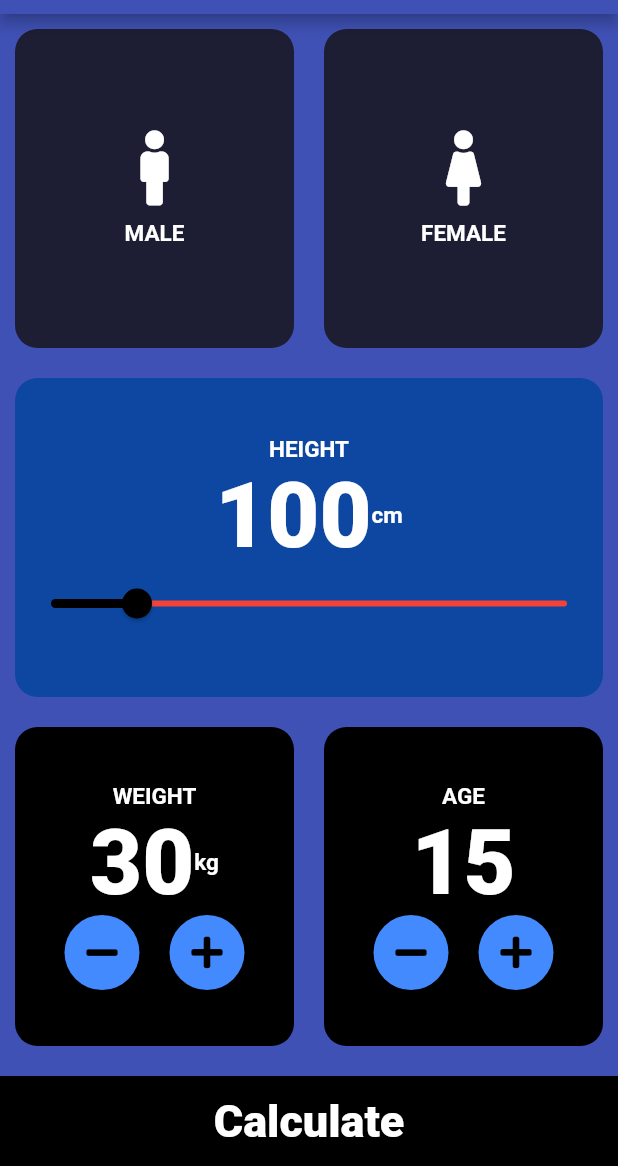
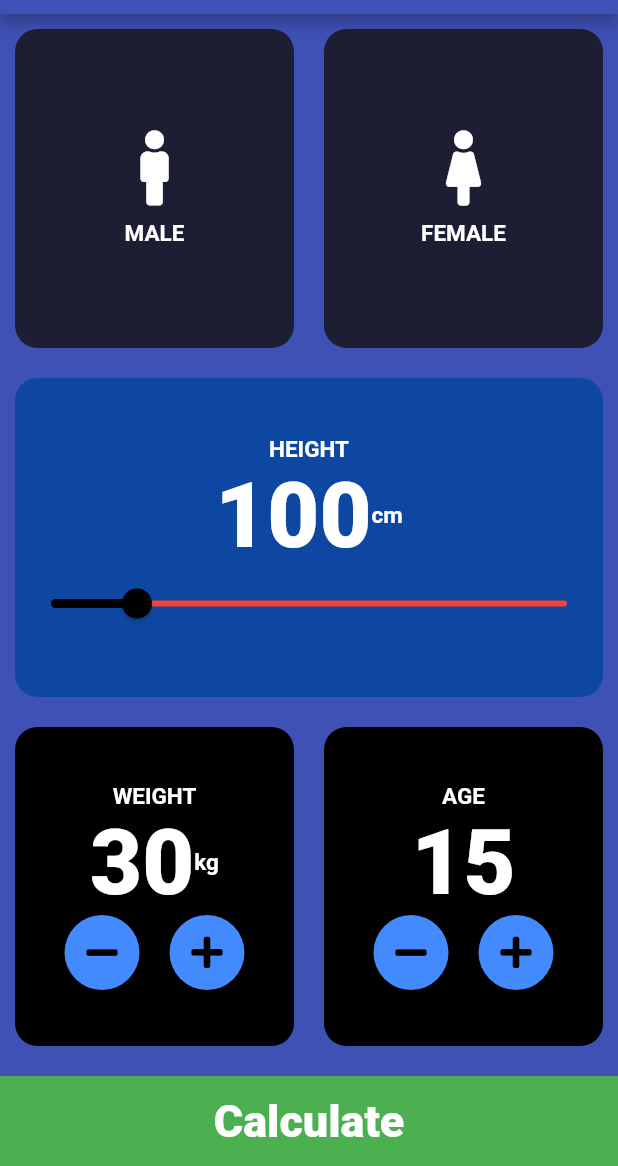
Before and after one commit to Hafizusmanjaved/BMI-calculator-Application, a Flutter app: the screen it shows after launch, on a phone screen of 412 x 824 dp, the part 70-1236 px from its top. Run offline on Flutter 3.47's test engine with Material 2 defaults, Android fonts, the phone set to English and light mode, and no system bars; our stand-ins replace flutter_spinkit, font_awesome_flutter.

Commit message:
Some bug fixes

```diff
--- a/lib/Input_Page.dart
+++ b/lib/Input_Page.dart
@@ -230,7 +230,7 @@ class _InputPageState extends State<InputPage> {
               child: Center(
                 child: Text('Calculate', style: ConstentTextLabe3),
               ),
-              color: Colors.black,
+              color: Colors.green,
               height: 60,
               width: double.infinity,
               margin: EdgeInsets.only(top: 10),
```
